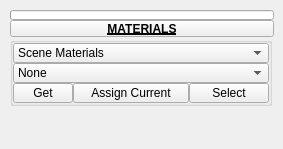
The window that tentacle/ui/uiLevel_3/materials.ui (m3trik/tentacle) describes before a commit, drawn with Qt 5.
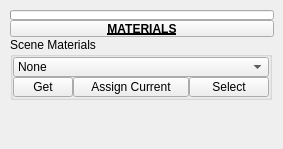
The same window after the commit. Custom widgets are drawn as their Qt base class.

Diff of the .ui file:
```diff
--- a/tentacle/ui/uiLevel_3/materials.ui
+++ b/tentacle/ui/uiLevel_3/materials.ui
@@ -150,7 +150,7 @@
         </size>
        </property>
        <property name="title">
-        <string/>
+        <string>Scene Materials</string>
        </property>
        <layout class="QGridLayout" name="gridLayout">
         <property name="leftMargin">
@@ -168,74 +168,7 @@
         <property name="spacing">
          <number>0</number>
         </property>
-        <item row="7" column="1">
-         <widget class="PushButton" name="tb002">
-          <property name="enabled">
-           <bool>true</bool>
-          </property>
-          <property name="minimumSize">
-           <size>
-            <width>116</width>
-            <height>20</height>
-           </size>
-          </property>
-          <property name="maximumSize">
-           <size>
-            <width>116</width>
-            <height>20</height>
-           </size>
-          </property>
-          <property name="toolTip">
-           <string>Assign stored material shader ID</string>
-          </property>
-          <property name="text">
-           <string>Assign Current</string>
-          </property>
-         </widget>
-        </item>
-        <item row="3" column="0" colspan="4">
-         <widget class="ComboBox" name="cmb002">
-          <property name="sizePolicy">
-           <sizepolicy hsizetype="Fixed" vsizetype="Fixed">
-            <horstretch>0</horstretch>
-            <verstretch>0</verstretch>
-           </sizepolicy>
-          </property>
-          <property name="minimumSize">
-           <size>
-            <width>233</width>
-            <height>20</height>
-           </size>
-          </property>
-          <property name="maximumSize">
-           <size>
-            <width>999</width>
-            <height>20</height>
-           </size>
-          </property>
-          <property name="toolTip">
-           <string>Current material.</string>
-          </property>
-          <property name="maxVisibleItems">
-           <number>40</number>
-          </property>
-          <property name="maxCount">
-           <number>500</number>
-          </property>
-          <property name="sizeAdjustPolicy">
-           <enum>QComboBox::AdjustToContents</enum>
-          </property>
-          <property name="frame">
-           <bool>true</bool>
-          </property>
-          <item>
-           <property name="text">
-            <string>None</string>
-           </property>
-          </item>
-         </widget>
-        </item>
-        <item row="7" column="2" colspan="2">
+        <item row="6" column="2" colspan="2">
          <widget class="PushButton" name="tb000">
           <property name="enabled">
            <bool>true</bool>
@@ -266,7 +199,7 @@
           </property>
          </widget>
         </item>
-        <item row="7" column="0">
+        <item row="6" column="0">
          <widget class="QPushButton" name="b002">
           <property name="enabled">
            <bool>true</bool>
@@ -303,8 +236,33 @@
           </property>
          </widget>
         </item>
+        <item row="6" column="1">
+         <widget class="PushButton" name="tb002">
+          <property name="enabled">
+           <bool>true</bool>
+          </property>
+          <property name="minimumSize">
+           <size>
+            <width>116</width>
+            <height>20</height>
+           </size>
+          </property>
+          <property name="maximumSize">
+           <size>
+            <width>116</width>
+            <height>20</height>
+           </size>
+          </property>
+          <property name="toolTip">
+           <string>Assign stored material shader ID</string>
+          </property>
+          <property name="text">
+           <string>Assign Current</string>
+          </property>
+         </widget>
+        </item>
         <item row="2" column="0" colspan="4">
-         <widget class="ComboBox" name="cmb001">
+         <widget class="ComboBox" name="cmb002">
           <property name="sizePolicy">
            <sizepolicy hsizetype="Fixed" vsizetype="Fixed">
             <horstretch>0</horstretch>
@@ -340,17 +298,7 @@
           </property>
           <item>
            <property name="text">
-            <string>Scene Materials</string>
-           </property>
-          </item>
-          <item>
-           <property name="text">
-            <string>ID Map Materials</string>
-           </property>
-          </item>
-          <item>
-           <property name="text">
-            <string>Favorite Materials</string>
+            <string>None</string>
            </property>
           </item>
          </widget>
```
Left out of the diff: 2 changed lines with no effect on the pictures.
